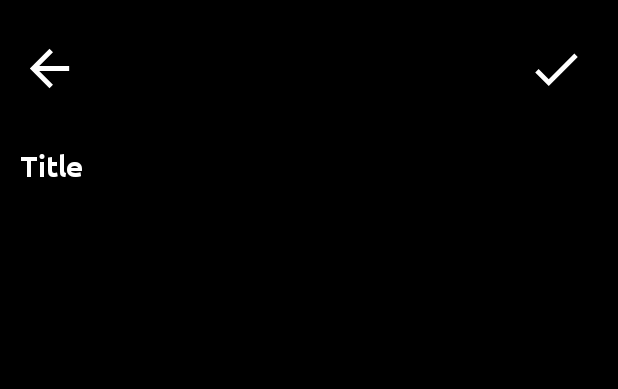
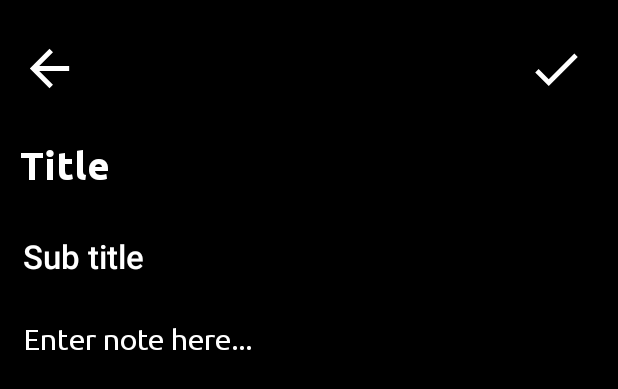
Before and after one commit to prparaskar/QuickNotes, an Android app: the layout activity_create_note.xml on its own in the app's theme, with its tools: preview values and no code run, on a phone screen of 412 x 824 dp. Shown: the top 389 px of the screen. Run offline under Robolectric (Android 15) with nearby library versions, the phone set to English and light mode, and no system bars.

Commit message:
version 1.01: first page design only with create note design.

```diff
--- a/app/src/main/java/com/example/quicknotes/CreateNoteActivity.java
+++ b/app/src/main/java/com/example/quicknotes/CreateNoteActivity.java
@@ -3,6 +3,8 @@ package com.example.quicknotes;
 import androidx.appcompat.app.AppCompatActivity;
 
 import android.os.Bundle;
+import android.view.View;
+import android.widget.ImageView;
 
 public class CreateNoteActivity extends AppCompatActivity {
 
@@ -10,5 +12,14 @@ public class CreateNoteActivity extends AppCompatActivity {
     protected void onCreate(Bundle savedInstanceState) {
         super.onCreate(savedInstanceState);
         setContentView(R.layout.activity_create_note);
+
+        ImageView returnbutton=findViewById(R.id.return_from_createnote);
+
+        returnbutton.setOnClickListener(new View.OnClickListener() {
+            @Override
+            public void onClick(View v) {
+                onBackPressed();
+            }
+        });
     }
 }
--- a/app/src/main/java/com/example/quicknotes/MainActivity.java
+++ b/app/src/main/java/com/example/quicknotes/MainActivity.java
@@ -2,13 +2,38 @@ package com.example.quicknotes;
 
 import androidx.appcompat.app.AppCompatActivity;
 
+import android.content.Intent;
 import android.os.Bundle;
+import android.view.View;
+import android.widget.ImageView;
+
 
 public class MainActivity extends AppCompatActivity {
+    public static final int REQUEST_CODE_RETURN_BUTTON=1;
+
+
 
     @Override
     protected void onCreate(Bundle savedInstanceState) {
         super.onCreate(savedInstanceState);
         setContentView(R.layout.activity_main);
+
+
+        ImageView addnotemainactivityimage=findViewById(R.id.addnotebutton);
+
+
+
+
+        addnotemainactivityimage.setOnClickListener(new View.OnClickListener() {
+            @Override
+            public void onClick(View v) {
+               startActivityForResult(
+                       new Intent(getApplicationContext(), CreateNoteActivity.class), REQUEST_CODE_RETURN_BUTTON
+
+               );
+
+
+            }
+        });
     }
 }
--- a/app/src/main/res/layout/activity_create_note.xml
+++ b/app/src/main/res/layout/activity_create_note.xml
@@ -54,9 +54,53 @@
                 android:includeFontPadding="false"
                 android:importantForAutofill="no"
                 android:inputType="text"
-                android:textSize="@dimen/_15ssp"
+                android:textSize="@dimen/_20ssp"
                 android:imeOptions="actionDone"
                 app:layout_constraintTop_toBottomOf="@id/return_from_createnote"/>
+
+            <EditText
+                android:id="@+id/createnote_subtitle"
+                android:layout_width="0dp"
+                android:layout_height="wrap_content"
+                android:layout_marginStart="@dimen/_12sdp"
+                android:layout_marginEnd="@dimen/_12sdp"
+                android:layout_marginTop="@dimen/_15sdp"
+                android:fontFamily="sans-serif-medium"
+                android:minHeight="@dimen/_10sdp"
+                android:background="@null"
+                android:hint="Sub title"
+                android:textColorHint="@color/white"
+                app:layout_constraintTop_toBottomOf="@id/note_title"
+                app:layout_constraintEnd_toEndOf="parent"
+                app:layout_constraintStart_toStartOf="parent"
+                android:paddingBottom="@dimen/_8sdp"
+                android:textSize="@dimen/_17ssp"/>
+
+            <EditText
+                android:id="@+id/noteinput"
+                android:layout_width="match_parent"
+                android:layout_height="wrap_content"
+                android:layout_marginStart="@dimen/_12sdp"
+                android:layout_marginEnd="@dimen/_12sdp"
+                android:layout_marginTop="@dimen/_15sdp"
+                android:layout_marginBottom="@dimen/_15sdp"
+                android:background="@null"
+                android:fontFamily="@font/ubuntu_regular"
+                android:gravity="top"
+                android:hint="Enter note here..."
+                android:textColorHint="@color/colorwhite"
+                android:inputType="textMultiLine"
+                android:textColor="@color/white"
+                android:textSize="@dimen/_15ssp"
+                android:minHeight="@dimen/_150sdp"
+                android:importantForAutofill="no"
+                android:includeFontPadding="false"
+                app:layout_constraintBottom_toBottomOf="parent"
+                app:layout_constraintTop_toBottomOf="@id/createnote_subtitle"/>
+
+
+
+
 
 
         </androidx.constraintlayout.widget.ConstraintLayout>
```
